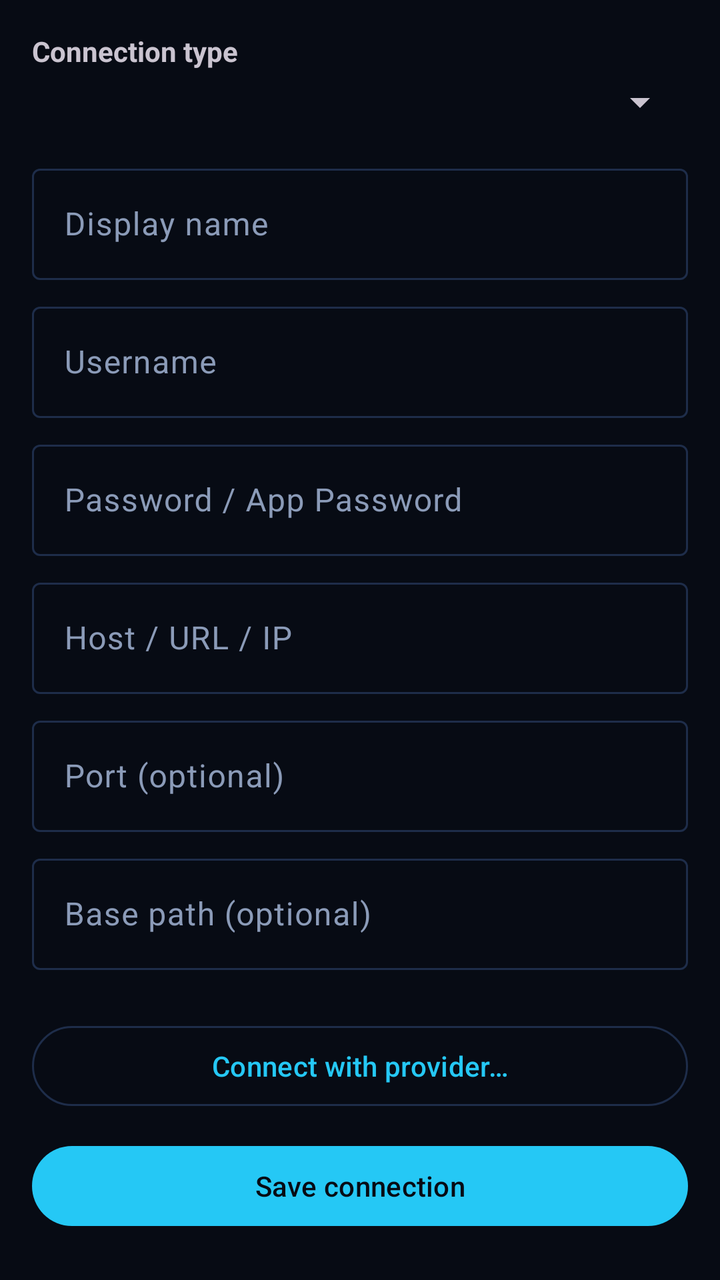
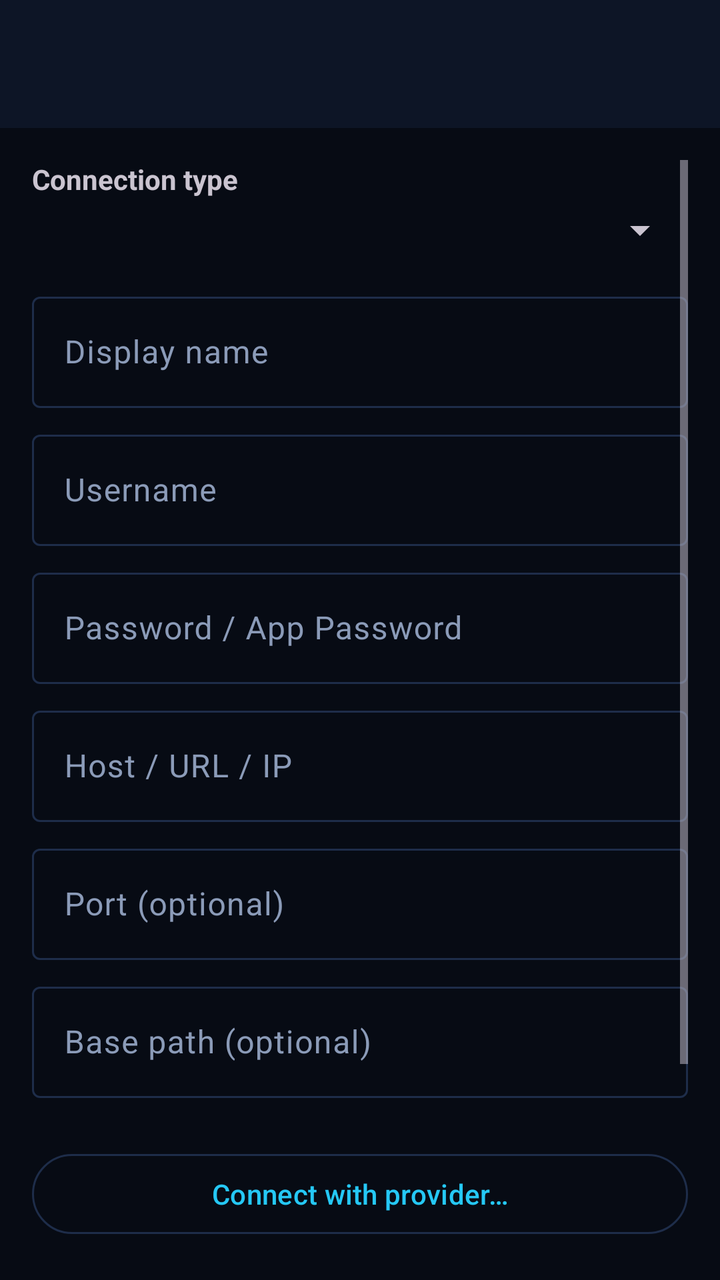

Screens rendered from an Android XML layout before and after an edit, with the pre-edit source and the edit as a unified diff.
<!-- AndroidManifest.xml: application theme Theme.SvnSpace -->
<!-- res/layout/activity_add_connection.xml -->
<?xml version="1.0" encoding="utf-8"?>
<ScrollView xmlns:android="http://schemas.android.com/apk/res/android"
    android:layout_width="match_parent"
    android:layout_height="match_parent"
    android:padding="16dp">

    <LinearLayout
        android:layout_width="match_parent"
        android:layout_height="wrap_content"
        android:orientation="vertical">

        <TextView
            android:layout_width="match_parent"
            android:layout_height="wrap_content"
            android:text="Connection type"
            android:textStyle="bold"
            android:paddingBottom="4dp" />

        <Spinner
            android:id="@+id/spinner_type"
            android:layout_width="match_parent"
            android:layout_height="wrap_content"
            android:layout_marginBottom="16dp" />

        <com.google.android.material.textfield.TextInputLayout
            android:layout_width="match_parent"
            android:layout_height="wrap_content"
            android:hint="@string/hint_display_name">
            <com.google.android.material.textfield.TextInputEditText
                android:id="@+id/edit_display_name"
                android:layout_width="match_parent"
                android:layout_height="wrap_content"
                android:inputType="text" />
        </com.google.android.material.textfield.TextInputLayout>

        <com.google.android.material.textfield.TextInputLayout
            android:layout_width="match_parent"
            android:layout_height="wrap_content"
            android:hint="@string/hint_username"
            android:layout_marginTop="8dp">
            <com.google.android.material.textfield.TextInputEditText
                android:id="@+id/edit_username"
                android:layout_width="match_parent"
                android:layout_height="wrap_content"
                android:inputType="text" />
        </com.google.android.material.textfield.TextInputLayout>

        <com.google.android.material.textfield.TextInputLayout
            android:layout_width="match_parent"
            android:layout_height="wrap_content"
            android:hint="@string/hint_password"
            android:layout_marginTop="8dp">
            <com.google.android.material.textfield.TextInputEditText
                android:id="@+id/edit_password"
                android:layout_width="match_parent"
                android:layout_height="wrap_content"
                android:inputType="textPassword" />
        </com.google.android.material.textfield.TextInputLayout>

        <com.google.android.material.textfield.TextInputLayout
            android:layout_width="match_parent"
            android:layout_height="wrap_content"
            android:hint="@string/hint_host"
            android:layout_marginTop="8dp">
            <com.google.android.material.textfield.TextInputEditText
                android:id="@+id/edit_host"
                android:layout_width="match_parent"
                android:layout_height="wrap_content"
                android:inputType="textUri" />
        </com.google.android.material.textfield.TextInputLayout>

        <com.google.android.material.textfield.TextInputLayout
            android:layout_width="match_parent"
            android:layout_height="wrap_content"
            android:hint="@string/hint_port"
            android:layout_marginTop="8dp">
            <com.google.android.material.textfield.TextInputEditText
                android:id="@+id/edit_port"
                android:layout_width="match_parent"
                android:layout_height="wrap_content"
                android:inputType="number" />
        </com.google.android.material.textfield.TextInputLayout>

        <com.google.android.material.textfield.TextInputLayout
            android:layout_width="match_parent"
            android:layout_height="wrap_content"
            android:hint="@string/hint_path"
            android:layout_marginTop="8dp">
            <com.google.android.material.textfield.TextInputEditText
                android:id="@+id/edit_path"
                android:layout_width="match_parent"
                android:layout_height="wrap_content"
                android:inputType="text" />
        </com.google.android.material.textfield.TextInputLayout>

        <com.google.android.material.button.MaterialButton
            android:id="@+id/btn_oauth"
            android:layout_width="match_parent"
            android:layout_height="wrap_content"
            android:layout_marginTop="24dp"
            android:text="@string/connect_oauth"
            style="@style/Widget.Material3.Button.OutlinedButton" />

        <com.google.android.material.button.MaterialButton
            android:id="@+id/btn_save"
            android:layout_width="match_parent"
            android:layout_height="wrap_content"
            android:layout_marginTop="12dp"
            android:text="@string/save_connection" />

    </LinearLayout>
</ScrollView>
<!-- resources referenced by this layout -->
<resources>
  <string name="connect_oauth">Connect with provider…</string>
  <string name="hint_display_name">Display name</string>
  <string name="hint_host">Host / URL / IP</string>
  <string name="hint_password">Password / App Password</string>
  <string name="hint_path">Base path (optional)</string>
  <string name="hint_port">Port (optional)</string>
  <string name="hint_username">Username</string>
  <string name="save_connection">Save connection</string>
  <style name="Theme.SvnSpace" parent="Theme.Material3.Dark.NoActionBar">
          <item name="colorPrimary">@color/svn_cyan</item>
          <item name="colorOnPrimary">@color/void_black</item>
          <item name="colorPrimaryContainer">@color/svn_card_elevated</item>
          <item name="colorOnPrimaryContainer">@color/svn_text</item>
          <item name="colorSecondary">@color/svn_purple</item>
          <item name="colorOnSecondary">@color/white</item>
          <item name="colorSurface">@color/svn_surface</item>
          <item name="colorOnSurface">@color/svn_text</item>
          <item name="colorSurfaceVariant">@color/svn_card</item>
          <item name="colorOnSurfaceVariant">@color/svn_text_secondary</item>
          <item name="colorOutline">@color/svn_stroke</item>
          <item name="android:colorBackground">@color/svn_bg</item>
          <item name="colorOnBackground">@color/svn_text</item>
          <item name="android:statusBarColor">@color/svn_bg</item>
          <item name="android:navigationBarColor">@color/svn_bg</item>
          <item name="android:windowBackground">@color/svn_bg</item>
          <item name="android:windowLightStatusBar">false</item>
      </style>
  <color name="svn_cyan">#25C8F5</color>
  <color name="void_black">#070B14</color>
  <color name="svn_card_elevated">#182440</color>
  <color name="svn_text">#E8EEF8</color>
  <color name="svn_purple">#7B5CFF</color>
  <color name="white">#FFFFFFFF</color>
  <color name="svn_surface">#0D1526</color>
  <color name="svn_card">#121C31</color>
  <color name="svn_text_secondary">#8B9BB8</color>
  <color name="svn_stroke">#1E2D4A</color>
  <color name="svn_bg">#070B14</color>
</resources>

<!-- the commit's change to res/layout/activity_add_connection.xml (unified diff, before → after) -->
@@ -1,5 +1,13 @@
 <?xml version="1.0" encoding="utf-8"?>
-<ScrollView xmlns:android="http://schemas.android.com/apk/res/android"
+<LinearLayout xmlns:android="http://schemas.android.com/apk/res/android"
+    xmlns:app="http://schemas.android.com/apk/res-auto"
+    android:layout_width="match_parent"
+    android:layout_height="match_parent"
+    android:orientation="vertical">
+
+    <include layout="@layout/view_toolbar" />
+
+<ScrollView
     android:layout_width="match_parent"
     android:layout_height="match_parent"
     android:padding="16dp">
@@ -101,12 +109,47 @@
             android:text="@string/connect_oauth"
             style="@style/Widget.Material3.Button.OutlinedButton" />
 
+        <TextView
+            android:id="@+id/txt_test_result"
+            android:layout_width="match_parent"
+            android:layout_height="wrap_content"
+            android:layout_marginTop="12dp"
+            android:textColor="?attr/colorOnSurface"
+            android:visibility="gone" />
+
+        <com.google.android.material.button.MaterialButton
+            android:id="@+id/btn_test"
+            android:layout_width="match_parent"
+            android:layout_height="56dp"
+            android:layout_marginTop="12dp"
+            android:text="Test Connection"
+            android:textAllCaps="false"
+            app:cornerRadius="16dp"
+            style="@style/Widget.Material3.Button.OutlinedButton" />
+
         <com.google.android.material.button.MaterialButton
             android:id="@+id/btn_save"
             android:layout_width="match_parent"
-            android:layout_height="wrap_content"
+            android:layout_height="56dp"
             android:layout_marginTop="12dp"
-            android:text="@string/save_connection" />
+            android:text="Save"
+            android:textAllCaps="false"
+            android:textColor="@color/white"
+            app:backgroundTint="@null"
+            android:background="@drawable/bg_gradient_button"
+            app:cornerRadius="16dp" />
 
     </LinearLayout>
 </ScrollView>
+</LinearLayout>
+<!-- res/layout/view_toolbar.xml (included above) -->
+<?xml version="1.0" encoding="utf-8"?>
+<com.google.android.material.appbar.MaterialToolbar
+    xmlns:android="http://schemas.android.com/apk/res/android"
+    xmlns:app="http://schemas.android.com/apk/res-auto"
+    android:id="@+id/toolbar"
+    android:layout_width="match_parent"
+    android:layout_height="?attr/actionBarSize"
+    android:background="?attr/colorSurface"
+    app:titleTextColor="?attr/colorOnSurface"
+    app:navigationIconTint="?attr/colorOnSurface" />
<!-- resource entries referenced after the edit -->
@@ -7,7 +7,6 @@
   <string name="hint_path">Base path (optional)</string>
   <string name="hint_port">Port (optional)</string>
   <string name="hint_username">Username</string>
-  <string name="save_connection">Save connection</string>
   <style name="Theme.SvnSpace" parent="Theme.Material3.Dark.NoActionBar">
           <item name="colorPrimary">@color/svn_cyan</item>
           <item name="colorOnPrimary">@color/void_black</item>
@@ -27,12 +26,23 @@
           <item name="android:windowBackground">@color/svn_bg</item>
           <item name="android:windowLightStatusBar">false</item>
       </style>
+  <color name="svn_gradient_start">#25C8F5</color>
+  <color name="svn_gradient_end">#7B5CFF</color>
   <color name="svn_cyan">#25C8F5</color>
   <color name="void_black">#070B14</color>
   <color name="svn_card_elevated">#182440</color>
   <color name="svn_text">#E8EEF8</color>
   <color name="svn_purple">#7B5CFF</color>
   <color name="white">#FFFFFFFF</color>
+  <!-- drawable bg_gradient_button (drawable) -->
+  <?xml version="1.0" encoding="utf-8"?>
+  <shape xmlns:android="http://schemas.android.com/apk/res/android" android:shape="rectangle">
+      <gradient
+          android:startColor="@color/svn_gradient_start"
+          android:endColor="@color/svn_gradient_end"
+          android:angle="0" />
+      <corners android:radius="28dp" />
+  </shape>
   <color name="svn_surface">#0D1526</color>
   <color name="svn_card">#121C31</color>
   <color name="svn_text_secondary">#8B9BB8</color>
